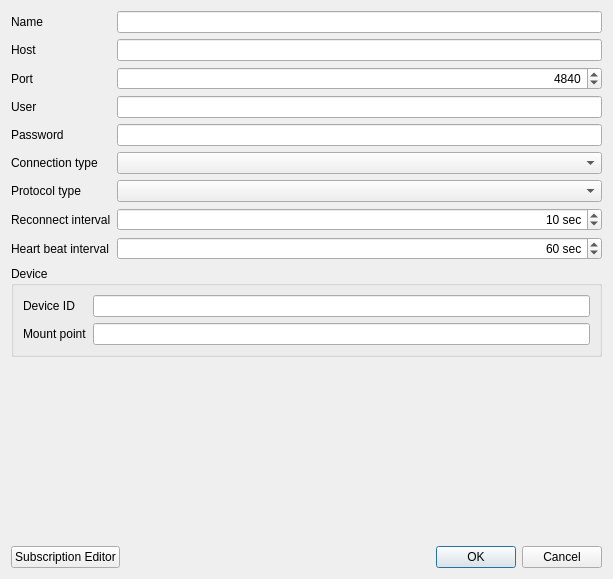
Old version of the form src/dlgserverproperties.ui in the repository syyyr/shvspy.
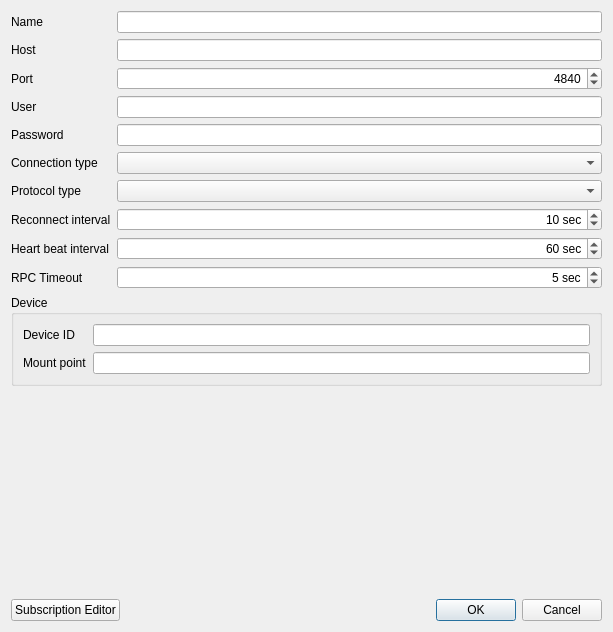
New version of the form.

Commit message: shvspy: RPC timeout connection option

Patch:
```diff
--- a/src/dlgserverproperties.ui
+++ b/src/dlgserverproperties.ui
@@ -7,7 +7,7 @@
     <x>0</x>
     <y>0</y>
     <width>613</width>
-    <height>579</height>
+    <height>632</height>
    </rect>
   </property>
   <property name="windowTitle">
@@ -169,7 +169,7 @@
        </property>
       </widget>
      </item>
-     <item row="9" column="0" colspan="2">
+     <item row="10" column="0" colspan="2">
       <widget class="QGroupBox" name="grpDevice">
        <property name="title">
         <string>Device</string>
@@ -198,6 +198,38 @@
        </layout>
       </widget>
      </item>
+     <item row="9" column="0">
+      <widget class="QLabel" name="label_12">
+       <property name="text">
+        <string>RPC Timeout</string>
+       </property>
+      </widget>
+     </item>
+     <item row="9" column="1">
+      <widget class="QSpinBox" name="rpc_timeout">
+       <property name="toolTip">
+        <string>Send heart beat to broker every n sec. Disabled when set to 0.</string>
+       </property>
+       <property name="alignment">
+        <set>Qt::AlignRight|Qt::AlignTrailing|Qt::AlignVCenter</set>
+       </property>
+       <property name="suffix">
+        <string> sec</string>
+       </property>
+       <property name="minimum">
+        <number>1</number>
+       </property>
+       <property name="maximum">
+        <number>999999999</number>
+       </property>
+       <property name="singleStep">
+        <number>10</number>
+       </property>
+       <property name="value">
+        <number>5</number>
+       </property>
+      </widget>
+     </item>
     </layout>
    </item>
    <item>
```
Left out of the diff: 10 changed lines with no effect on the pictures. The commit also changes 2 other files.
